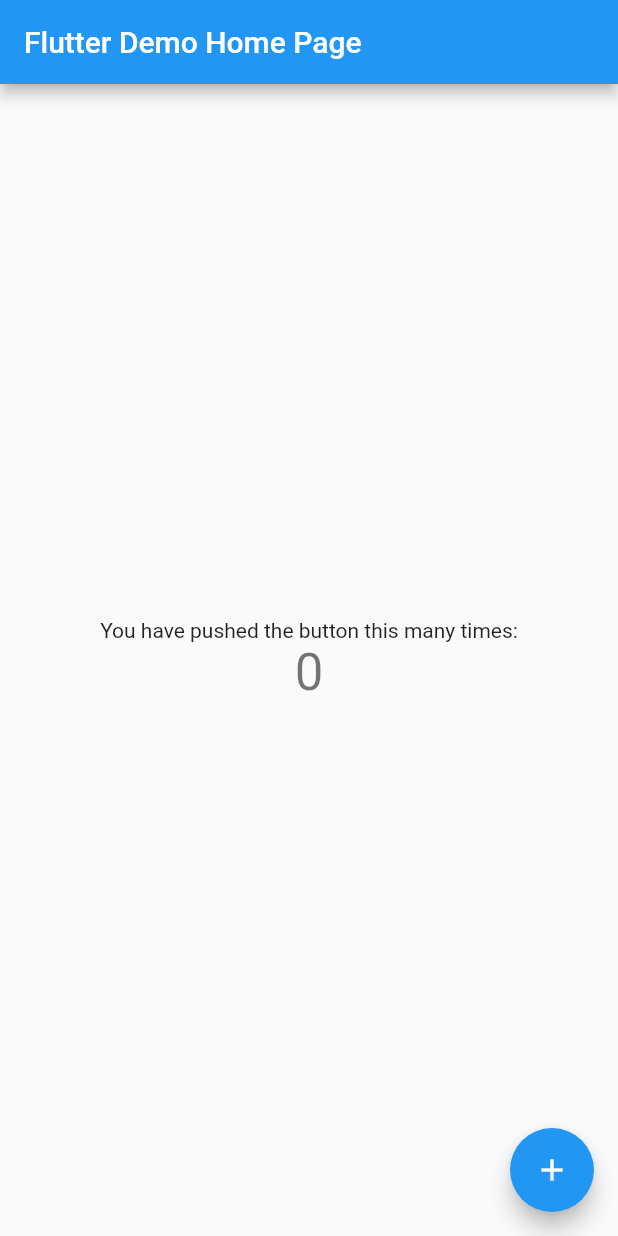
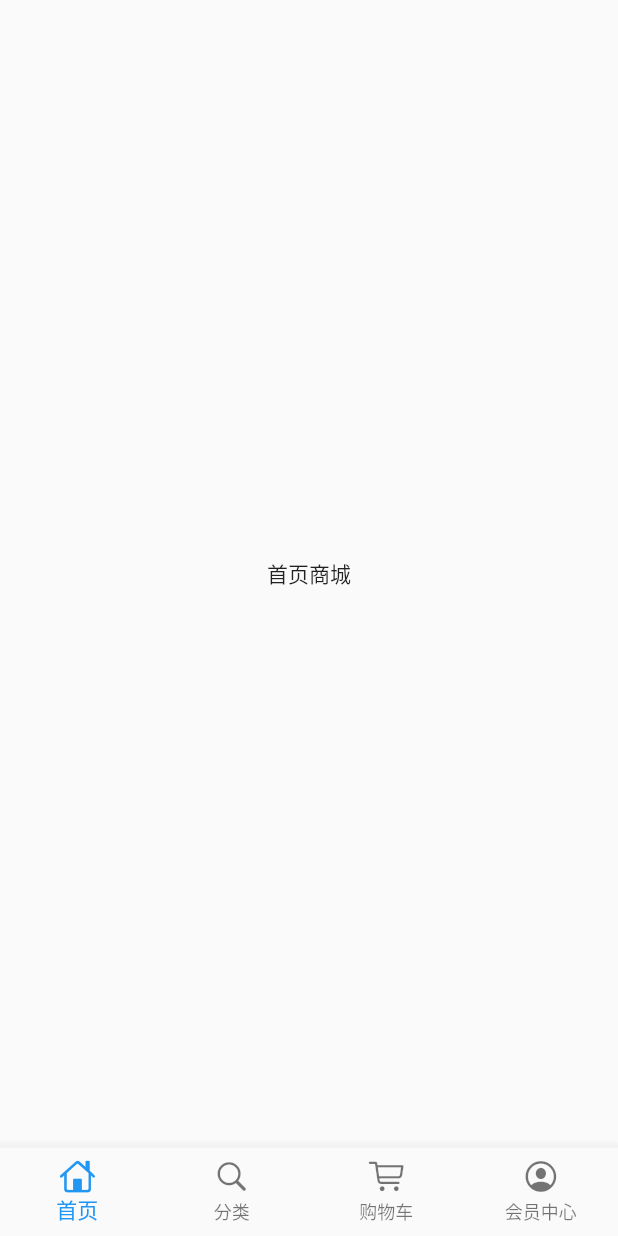
Before and after one commit to elliotxin/flutter_jdshop, a Flutter app: the screen it shows after launch, on a phone screen of 412 x 824 dp. Run offline on Flutter 3.47's test engine with Material 2 defaults, Android fonts, the phone set to English and light mode, and no system bars.

Commit message:
create tabs bottom

```diff
--- a/lib/main.dart
+++ b/lib/main.dart
@@ -1,111 +1,20 @@
 import 'package:flutter/material.dart';
+import 'package:flutter_jdshop/pages/index_page.dart';
 
 void main() => runApp(MyApp());
 
 class MyApp extends StatelessWidget {
-  // This widget is the root of your application.
   @override
   Widget build(BuildContext context) {
-    return MaterialApp(
-      title: 'Flutter Demo',
-      theme: ThemeData(
-        // This is the theme of your application.
-        //
-        // Try running your application with "flutter run". You'll see the
-        // application has a blue toolbar. Then, without quitting the app, try
-        // changing the primarySwatch below to Colors.green and then invoke
-        // "hot reload" (press "r" in the console where you ran "flutter run",
-        // or simply save your changes to "hot reload" in a Flutter IDE).
-        // Notice that the counter didn't reset back to zero; the application
-        // is not restarted.
-        primarySwatch: Colors.blue,
+    return Container(
+      child: MaterialApp(
+        title: '百姓生活+',
+        debugShowCheckedModeBanner: false,
+        theme: ThemeData(
+          primaryColor: Colors.pink,
+        ),
+        home: IndexPage(),
       ),
-      home: MyHomePage(title: 'Flutter Demo Home Page'),
     );
   }
 }
-
-class MyHomePage extends StatefulWidget {
-  MyHomePage({Key key, this.title}) : super(key: key);
-
-  // This widget is the home page of your application. It is stateful, meaning
-  // that it has a State object (defined below) that contains fields that affect
-  // how it looks.
-
-  // This class is the configuration for the state. It holds the values (in this
-  // case the title) provided by the parent (in this case the App widget) and
-  // used by the build method of the State. Fields in a Widget subclass are
-  // always marked "final".
-
-  final String title;
-
-  @override
-  _MyHomePageState createState() => _MyHomePageState();
-}
-
-class _MyHomePageState extends State<MyHomePage> {
-  int _counter = 0;
-
-  void _incrementCounter() {
-    setState(() {
-      // This call to setState tells the Flutter framework that something has
-      // changed in this State, which causes it to rerun the build method below
-      // so that the display can reflect the updated values. If we changed
-      // _counter without calling setState(), then the build method would not be
-      // called again, and so nothing would appear to happen.
-      _counter++;
-    });
-  }
-
-  @override
-  Widget build(BuildContext context) {
-    // This method is rerun every time setState is called, for instance as done
-    // by the _incrementCounter method above.
-    //
-    // The Flutter framework has been optimized to make rerunning build methods
-    // fast, so that you can just rebuild anything that needs updating rather
-    // than having to individually change instances of widgets.
-    return Scaffold(
-      appBar: AppBar(
-        // Here we take the value from the MyHomePage object that was created by
-        // the App.build method, and use it to set our appbar title.
-        title: Text(widget.title),
-      ),
-      body: Center(
-        // Center is a layout widget. It takes a single child and positions it
-        // in the middle of the parent.
-        child: Column(
-          // Column is also a layout widget. It takes a list of children and
-          // arranges them vertically. By default, it sizes itself to fit its
-          // children horizontally, and tries to be as tall as its parent.
-          //
-          // Invoke "debug painting" (press "p" in the console, choose the
-          // "Toggle Debug Paint" action from the Flutter Inspector in Android
-          // Studio, or the "Toggle Debug Paint" command in Visual Studio Code)
-          // to see the wireframe for each widget.
-          //
-          // Column has various properties to control how it sizes itself and
-          // how it positions its children. Here we use mainAxisAlignment to
-          // center the children vertically; the main axis here is the vertical
-          // axis because Columns are vertical (the cross axis would be
-          // horizontal).
-          mainAxisAlignment: MainAxisAlignment.center,
-          children: <Widget>[
-            Text(
-              'You have pushed the button this many times:',
-            ),
-            Text(
-              '$_counter',
-              style: Theme.of(context).textTheme.display1,
-            ),
-          ],
-        ),
-      ),
-      floatingActionButton: FloatingActionButton(
-        onPressed: _incrementCounter,
-        tooltip: 'Increment',
-        child: Icon(Icons.add),
-      ), // This trailing comma makes auto-formatting nicer for build methods.
-    );
-  }
-}
--- /dev/null
+++ b/lib/pages/cart_page.dart
@@ -0,0 +1,12 @@
+import 'package:flutter/material.dart';
+
+class CartPage extends StatelessWidget {
+  @override
+  Widget build(BuildContext context) {
+    return Scaffold(
+      body: Center(
+        child: Text('购物车'),
+      ),
+    );
+  }
+}
--- /dev/null
+++ b/lib/pages/category_page.dart
@@ -0,0 +1,12 @@
+import 'package:flutter/material.dart';
+
+class CategoryPage extends StatelessWidget {
+  @override
+  Widget build(BuildContext context) {
+    return Scaffold(
+      body: Center(
+        child: Text('分类页面'),
+      ),
+    );
+  }
+}
--- /dev/null
+++ b/lib/pages/home_page.dart
@@ -0,0 +1,12 @@
+import 'package:flutter/material.dart';
+
+class HomePage extends StatelessWidget {
+  @override
+  Widget build(BuildContext context) {
+    return Scaffold(
+      body: Center(
+        child: Text('首页商城'),
+      ),
+    );
+  }
+}
--- /dev/null
+++ b/lib/pages/index_page.dart
@@ -0,0 +1,53 @@
+import 'package:flutter/cupertino.dart';
+import 'package:flutter/material.dart';
+import 'package:flutter_jdshop/pages/cart_page.dart';
+import 'package:flutter_jdshop/pages/category_page.dart';
+import 'package:flutter_jdshop/pages/home_page.dart';
+import 'package:flutter_jdshop/pages/member_page.dart';
+
+class IndexPage extends StatefulWidget {
+  @override
+  _IndexPageState createState() => _IndexPageState();
+}
+
+class _IndexPageState extends State<IndexPage> {
+  final List<BottomNavigationBarItem> bottomTabs = [
+    BottomNavigationBarItem(icon: Icon(CupertinoIcons.home), title: Text('首页')),
+    BottomNavigationBarItem(
+        icon: Icon(CupertinoIcons.search), title: Text('分类')),
+    BottomNavigationBarItem(
+        icon: Icon(CupertinoIcons.shopping_cart), title: Text('购物车')),
+    BottomNavigationBarItem(
+        icon: Icon(CupertinoIcons.profile_circled), title: Text('会员中心')),
+  ];
+
+  final List tabBodies = [HomePage(), CategoryPage(), CartPage(), MemberPage()];
+
+  int currentIndex = 0;
+  var currentPage;
+
+  @override
+  void initState() {
+    currentPage = tabBodies[currentIndex];
+    super.initState();
+  }
+
+  @override
+  Widget build(BuildContext context) {
+    return Scaffold(
+      backgroundColor: Color.fromRGBO(244, 245, 245, 1),
+      bottomNavigationBar: BottomNavigationBar(
+        type: BottomNavigationBarType.fixed,
+        currentIndex: currentIndex,
+        items: bottomTabs,
+        onTap: (index) {
+          setState(() {
+            currentIndex = index;
+            currentPage = tabBodies[currentIndex];
+          });
+        },
+      ),
+      body: currentPage,
+    );
+  }
+}
--- /dev/null
+++ b/lib/pages/member_page.dart
@@ -0,0 +1,12 @@
+import 'package:flutter/material.dart';
+
+class MemberPage extends StatelessWidget {
+  @override
+  Widget build(BuildContext context) {
+    return Scaffold(
+      body: Center(
+        child: Text('会员中心'),
+      ),
+    );
+  }
+}
```
Also changed, not shown: 1 other file.
